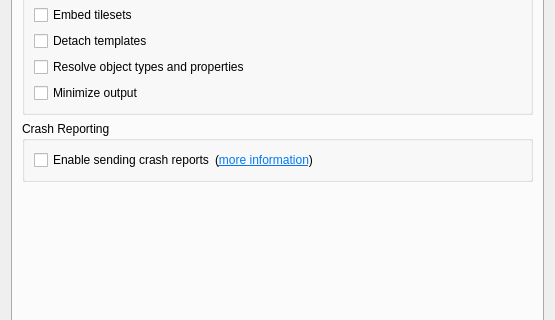
First picture: the form in src/tiled/preferencesdialog.ui, repository mapeditor/tiled, before the edit; both pictures show x 0 to 555 and y 215 to 535 of the 555 by 646 pixel window.
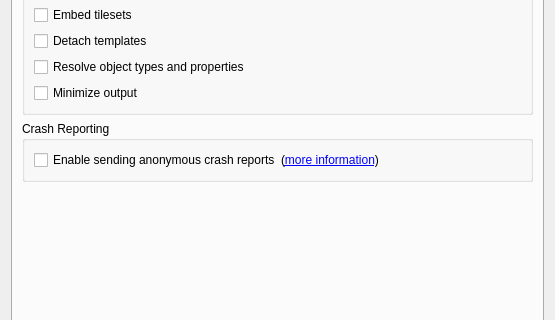
Second picture: the form after the edit. Custom widgets are drawn as their Qt base class.

Commit message:
Sentry: Added popup asking user to enable crash reporting
Need to actively ask since the feature is disabled by default but we'd
really like as many as possible to enable it.

What changed in the file:
```diff
--- a/src/tiled/preferencesdialog.ui
+++ b/src/tiled/preferencesdialog.ui
@@ -119,14 +119,17 @@
           <item>
            <widget class="QCheckBox" name="sendCrashReports">
             <property name="text">
-             <string>Enable sending crash reports</string>
+             <string>Enable sending anonymous crash reports</string>
             </property>
            </widget>
           </item>
           <item>
            <widget class="QLabel" name="crashReportingLabel">
             <property name="text">
-             <string>&lt;html&gt;&lt;head/&gt;&lt;body&gt;&lt;p&gt;(&lt;a href=&quot;https://www.mapeditor.org/crash-reporting&quot;&gt;&lt;span style=&quot; text-decoration: underline; color:#007af4;&quot;&gt;more information&lt;/span&gt;&lt;/a&gt;)&lt;/p&gt;&lt;/body&gt;&lt;/html&gt;</string>
+             <string>(&lt;a href=&quot;https://www.mapeditor.org/crash-reporting&quot;&gt;more information&lt;/a&gt;)</string>
+            </property>
+            <property name="textFormat">
+             <enum>Qt::RichText</enum>
             </property>
             <property name="buddy">
              <cstring>sendCrashReports</cstring>
```
The commit also changes 4 other files.
